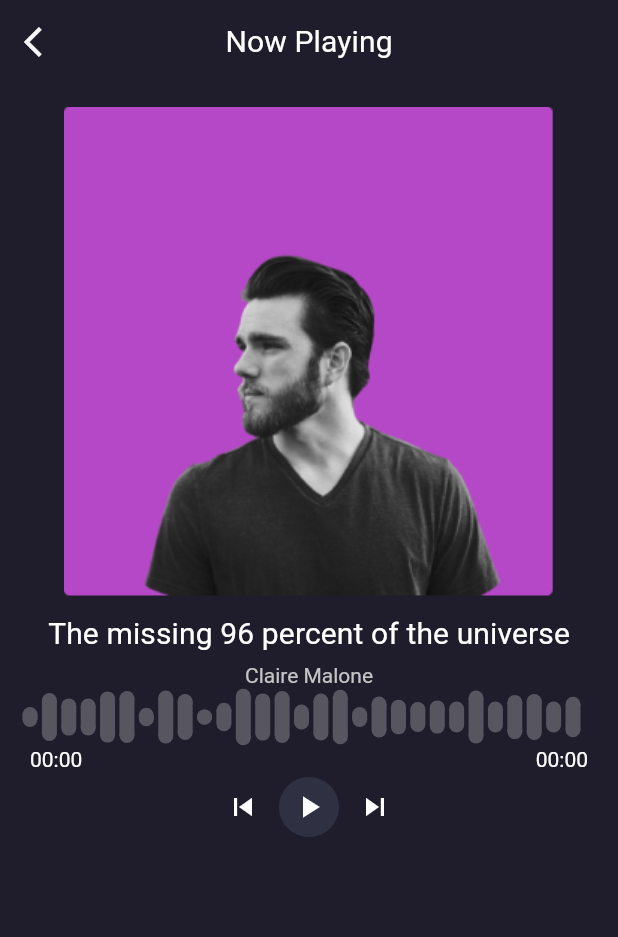
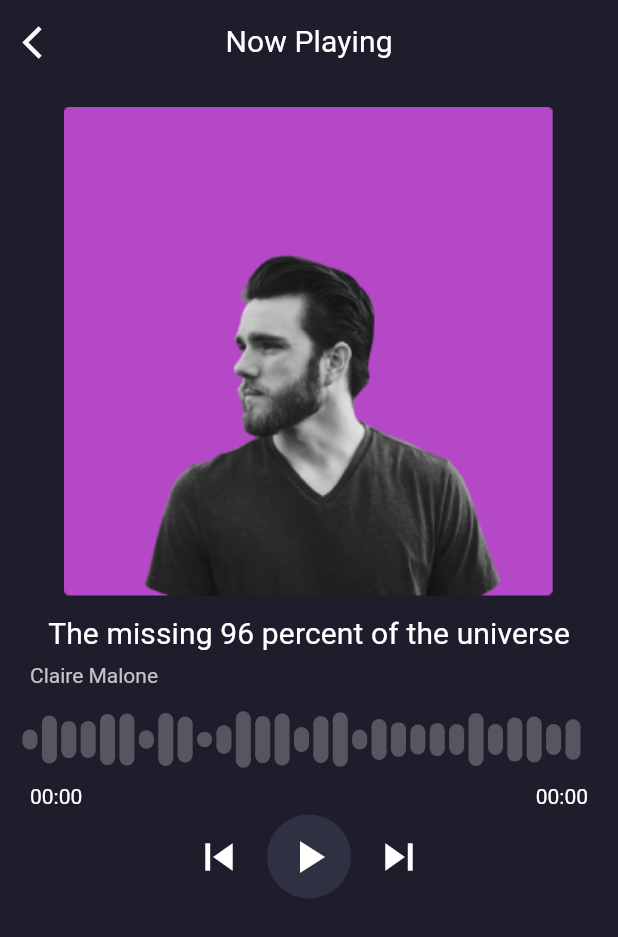
Before and after one commit to Keremovsky/piton_tech_project, a Flutter app: the HomeScreen screen opened by its route, after a tap on "The missing 96 percent of the universe", on a phone screen of 412 x 824 dp. Shown: the top 937 px of the screen. Run offline on Flutter 3.47's test engine with Material 3 defaults, Android fonts, the light colour scheme and no system bars; our stand-ins replace flutter_riverpod, go_router, google_fonts, just_audio, shared_preferences, smooth_page_indicator; accounts and stored records are empty.

Commit message:
config of music screen

```diff
--- a/lib/features/audio/audio_service/audio_service.dart
+++ b/lib/features/audio/audio_service/audio_service.dart
@@ -30,6 +30,13 @@ class AudioService extends StateNotifier<List<MusicModel>> {
 
   MusicModel get currentMusic => state[index];
 
+  Stream<MusicModel> get currentMusicStream async* {
+    while (true) {
+      await Future.delayed(const Duration(milliseconds: 100));
+      yield state[index];
+    }
+  }
+
   Future<void> updateAudio(List<MusicModel> musics, int index) async {
     state = musics;
     this.index = index;
@@ -53,7 +60,7 @@ class AudioService extends StateNotifier<List<MusicModel>> {
   }
 
   Future<void> nextAudio() async {
-    // if it is not last audio, update cached musics
+    // if it is not last audio, update music
     if (state.length - 1 != index) {
       index = index + 1;
       await _updateCurrentAudio();
@@ -69,7 +76,7 @@ class AudioService extends StateNotifier<List<MusicModel>> {
     if (currentPosition.inSeconds >= 5) {
       await _audioPlayer.seek(Duration.zero);
     } else {
-      // if it is not first audio, update cached musics
+      // if it is not first audio, update music
       if (index != 0) {
         index = index - 1;
         await _updateCurrentAudio();
--- a/lib/features/audio/screens/music_screen.dart
+++ b/lib/features/audio/screens/music_screen.dart
@@ -1,12 +1,11 @@
 import 'package:flutter/material.dart';
 import 'package:flutter_riverpod/flutter_riverpod.dart';
 import 'package:go_router/go_router.dart';
-import 'package:just_audio/just_audio.dart';
 import 'package:piton_tech_project/core/utils.dart';
-import 'package:piton_tech_project/core/utils/custom_button.dart';
 import 'package:piton_tech_project/features/audio/audio_service/audio_service.dart';
 import 'package:piton_tech_project/features/audio/widgets/audio_progress_bar.dart';
 import 'package:piton_tech_project/features/audio/widgets/music_box.dart';
+import 'package:piton_tech_project/features/audio/widgets/player_controller.dart';
 import 'package:piton_tech_project/themes/palette.dart';
 
 class MusicScreen extends ConsumerStatefulWidget {
@@ -25,27 +24,16 @@ class _MusicScreenState extends ConsumerState<MusicScreen> {
     super.initState();
   }
 
-  Icon _playIcon(PlayerState playerState) {
-    final processingState = playerState.processingState;
-
-    if (processingState == ProcessingState.completed) {
-      return const Icon(Icons.replay, color: Palette.fullWhite);
-    } else if (_audioService.isPlaying == true) {
-      return const Icon(Icons.pause, color: Palette.fullWhite);
-    } else {
-      return const Icon(Icons.play_arrow, color: Palette.fullWhite);
-    }
-  }
-
   @override
   Widget build(BuildContext context) {
-    final currentMusic = _audioService.currentMusic;
-
     return Scaffold(
       appBar: AppBar(
         leading: IconButton(
-          onPressed: () {
+          onPressed: () async {
+            await _audioService.pauseAudio();
+            if (mounted) {
               context.pop();
+            }
           },
           icon: const Icon(Icons.arrow_back_ios),
         ),
@@ -63,7 +51,17 @@ class _MusicScreenState extends ConsumerState<MusicScreen> {
           padding: const EdgeInsets.symmetric(vertical: 15, horizontal: 20),
           child: Column(
             children: [
-              MusicBox(
+              // music data
+              StreamBuilder(
+                stream: _audioService.currentMusicStream,
+                builder: (context, snapshot) {
+                  final currentMusic = snapshot.data;
+
+                  if (currentMusic == null) {
+                    return const SizedBox();
+                  }
+
+                  return MusicBox(
                     image: Image.asset(currentMusic.image),
                     titleText: currentMusic.title,
                     titleStyle: Theme.of(context)
@@ -75,8 +73,13 @@ class _MusicScreenState extends ConsumerState<MusicScreen> {
                         .textTheme
                         .displayMedium!
                         .copyWith(color: Palette.textGrey),
+                  );
+                },
               ),
-              const AudioProgressBar(height: 40),
+              const SizedBox(height: 15),
+              const AudioProgressBar(height: 40), // progress bar
+              const SizedBox(height: 10),
+              // display duration
               Row(
                 mainAxisAlignment: MainAxisAlignment.spaceBetween,
                 children: [
@@ -114,64 +117,7 @@ class _MusicScreenState extends ConsumerState<MusicScreen> {
                   ),
                 ],
               ),
-              Row(
-                mainAxisAlignment: MainAxisAlignment.center,
-                children: [
-                  CustomButton(
-                    onTap: () {
-                      _audioService.previousAudio();
-                      setState(() {});
-                    },
-                    backgroundColor: Colors.transparent,
-                    borderRadius: BorderRadius.circular(100),
-                    innerPadding: const EdgeInsets.all(4),
-                    child: const Icon(
-                      Icons.skip_previous,
-                      color: Palette.fullWhite,
-                    ),
-                  ),
-                  StreamBuilder(
-                    stream: _audioService.playerStateStream,
-                    builder: (context, snapshot) {
-                      final playerState = snapshot.data;
-
-                      return CustomButton(
-                        onTap: () async {
-                          if (_audioService.isFinished) {
-                            await _audioService.replayAudio();
-                          } else if (_audioService.isPlaying) {
-                            await _audioService.pauseAudio();
-                          } else {
-                            await _audioService.playAudio();
-                          }
-                        },
-                        backgroundColor: Palette.button,
-                        borderRadius: BorderRadius.circular(100),
-                        innerPadding: const EdgeInsets.all(8),
-                        child: playerState == null
-                            ? const Icon(
-                                Icons.play_arrow,
-                                color: Palette.fullWhite,
-                              )
-                            : _playIcon(playerState),
-                      );
-                    },
-                  ),
-                  CustomButton(
-                    onTap: () {
-                      _audioService.nextAudio();
-                      setState(() {});
-                    },
-                    backgroundColor: Colors.transparent,
-                    borderRadius: BorderRadius.circular(100),
-                    innerPadding: const EdgeInsets.all(4),
-                    child: const Icon(
-                      Icons.skip_next,
-                      color: Palette.fullWhite,
-                    ),
-                  ),
-                ],
-              ),
+              const PlayerController(), // player controller
             ],
           ),
         ),
--- a/lib/features/audio/widgets/music_box.dart
+++ b/lib/features/audio/widgets/music_box.dart
@@ -76,10 +76,14 @@ class MusicBox extends StatelessWidget {
               style: titleStyle ?? Theme.of(context).textTheme.displayMedium,
             ),
             const SizedBox(height: 5),
-            Text(
-              descriptionText,
-              style:
-                  descriptionStyle ?? Theme.of(context).textTheme.displaySmall,
+            Row(
+              children: [
+                Text(
+                  descriptionText,
+                  style: descriptionStyle ??
+                      Theme.of(context).textTheme.displaySmall,
+                ),
+              ],
             ),
           ],
         ),
--- /dev/null
+++ b/lib/features/audio/widgets/player_controller.dart
@@ -0,0 +1,107 @@
+import 'package:flutter/material.dart';
+import 'package:flutter_riverpod/flutter_riverpod.dart';
+import 'package:just_audio/just_audio.dart';
+import 'package:piton_tech_project/core/utils/custom_button.dart';
+import 'package:piton_tech_project/features/audio/audio_service/audio_service.dart';
+import 'package:piton_tech_project/themes/palette.dart';
+
+class PlayerController extends ConsumerStatefulWidget {
+  const PlayerController({super.key});
+
+  @override
+  ConsumerState<ConsumerStatefulWidget> createState() =>
+      _PlayerControllerState();
+}
+
+class _PlayerControllerState extends ConsumerState<PlayerController> {
+  late final AudioService _audioService;
+  final double _iconSize = 36;
+
+  Icon _playIcon(PlayerState playerState) {
+    final processingState = playerState.processingState;
+
+    if (processingState == ProcessingState.completed) {
+      return Icon(
+        Icons.replay,
+        size: _iconSize,
+      );
+    } else if (_audioService.isPlaying == true) {
+      return Icon(
+        Icons.pause,
+        size: _iconSize,
+      );
+    } else {
+      return Icon(
+        Icons.play_arrow,
+        size: _iconSize,
+      );
+    }
+  }
+
+  @override
+  void initState() {
+    _audioService = ref.read(audioServiceProvider.notifier);
+    super.initState();
+  }
+
+  @override
+  Widget build(BuildContext context) {
+    return Row(
+      mainAxisAlignment: MainAxisAlignment.center,
+      children: [
+        CustomButton(
+          onTap: () {
+            _audioService.previousAudio();
+            setState(() {});
+          },
+          backgroundColor: Colors.transparent,
+          borderRadius: BorderRadius.circular(100),
+          innerPadding: const EdgeInsets.all(6),
+          child: Icon(
+            Icons.skip_previous,
+            size: _iconSize,
+          ),
+        ),
+        StreamBuilder(
+          stream: _audioService.playerStateStream,
+          builder: (context, snapshot) {
+            final playerState = snapshot.data;
+
+            return CustomButton(
+              onTap: () async {
+                if (_audioService.isFinished) {
+                  await _audioService.replayAudio();
+                } else if (_audioService.isPlaying) {
+                  await _audioService.pauseAudio();
+                } else {
+                  await _audioService.playAudio();
+                }
+              },
+              backgroundColor: Palette.button,
+              borderRadius: BorderRadius.circular(100),
+              innerPadding: const EdgeInsets.all(10),
+              child: playerState == null
+                  ? const Icon(
+                      Icons.play_arrow,
+                    )
+                  : _playIcon(playerState),
+            );
+          },
+        ),
+        CustomButton(
+          onTap: () {
+            _audioService.nextAudio();
+            setState(() {});
+          },
+          backgroundColor: Colors.transparent,
+          borderRadius: BorderRadius.circular(100),
+          innerPadding: const EdgeInsets.all(6),
+          child: Icon(
+            Icons.skip_next,
+            size: _iconSize,
+          ),
+        ),
+      ],
+    );
+  }
+}
--- a/lib/main.dart
+++ b/lib/main.dart
@@ -87,5 +87,5 @@ final ThemeData _theme = ThemeData(
     ),
     iconTheme: const IconThemeData(
       color: Palette.fullWhite,
-      size: 24,
+      size: 26,
     ));
--- /dev/null
+++ b/lib/responsive_layout.dart
@@ -0,0 +1,25 @@
+import 'package:flutter/material.dart';
+
+class ResponsiveLayout extends StatelessWidget {
+  final Widget mobileBody;
+  final Widget desktopBody;
+
+  const ResponsiveLayout({
+    super.key,
+    required this.mobileBody,
+    required this.desktopBody,
+  });
+
+  @override
+  Widget build(BuildContext context) {
+    return LayoutBuilder(
+      builder: (context, constraints) {
+        if (constraints.maxWidth > 600) {
+          return desktopBody;
+        } else {
+          return mobileBody;
+        }
+      },
+    );
+  }
+}
```
Lines whose indentation alone changed are shown as unchanged.
